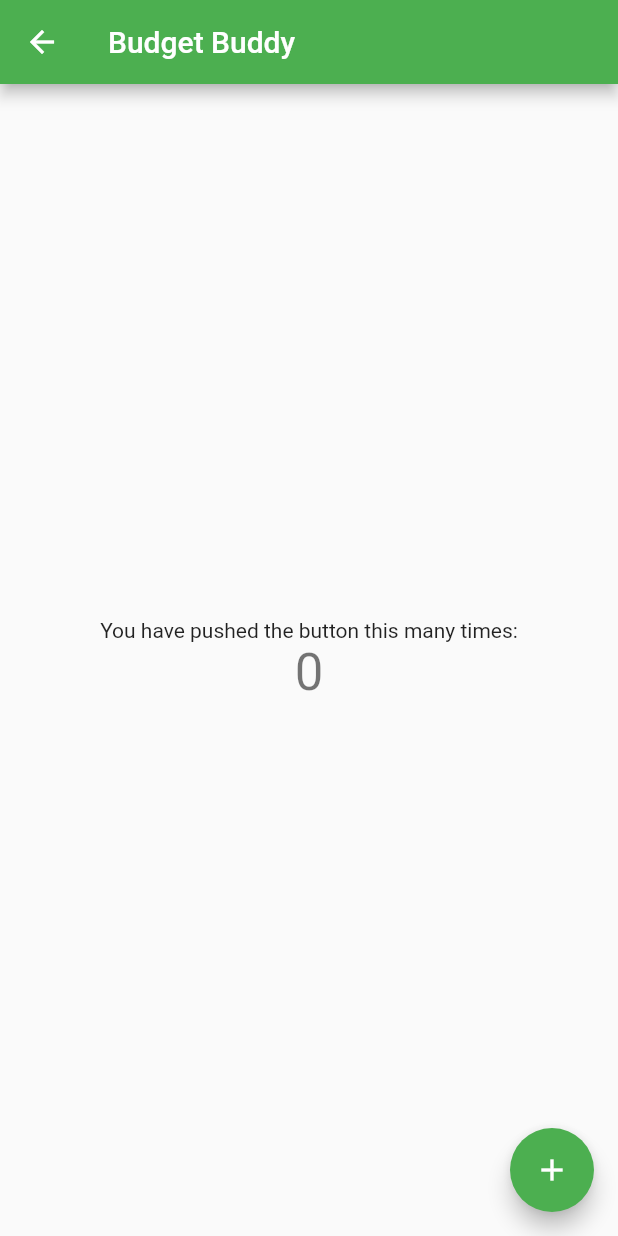
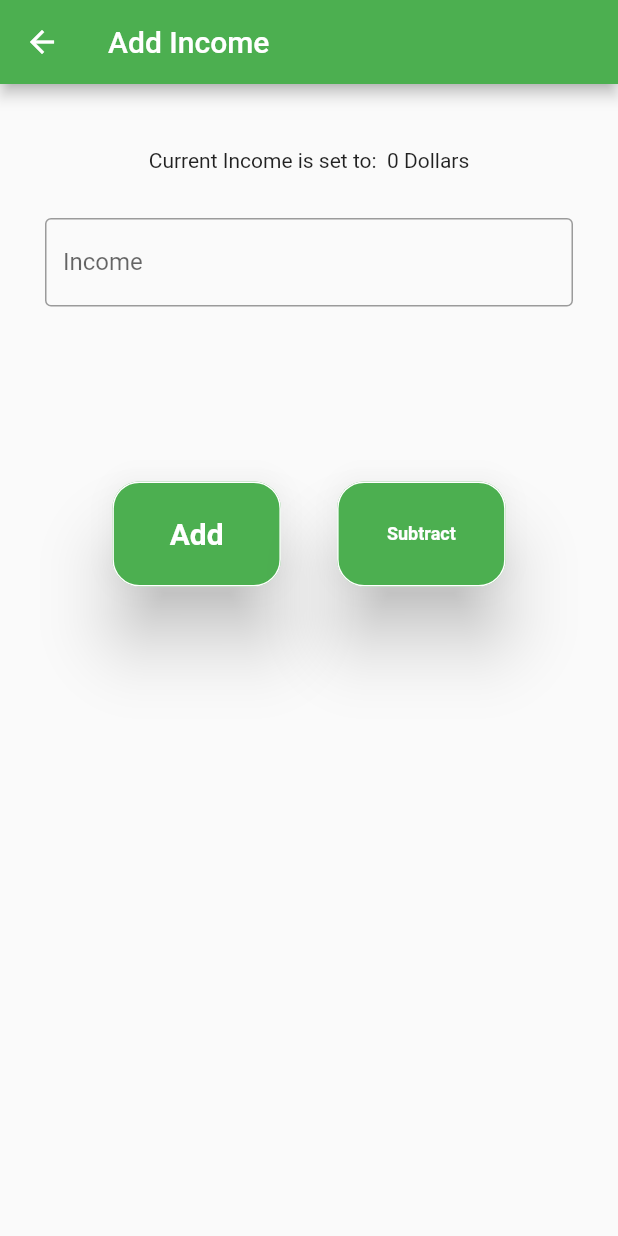
Before and after one commit to ekam-g/Resses_Hacks, a Flutter app: the screen it shows after launch, item 3 of the bottom bar chosen, after a tap on "Add Budget For Month", on a phone screen of 412 x 824 dp. Run offline on Flutter 3.47's test engine with Material 2 defaults, Android fonts, the phone set to English and light mode, and no system bars; our stand-ins replace shared_preferences; Roboto replaces fonts that are missing (Poppins).

Commit message:
Add income done

```diff
--- a/lib/screens/addData.dart
+++ b/lib/screens/addData.dart
@@ -48,6 +48,34 @@ class _AddData extends State<AddData> {
               color: Colors.greenAccent,
             ),
             const Spacer(),
+            ExpandedButton(
+              fontSize: 15,
+              text: 'Add Spending',
+              flex: 2,
+              onPressed: () {
+                Navigator.push(
+                  context,
+                  MaterialPageRoute(builder: (context) => const addBudget()),
+                );
+              },
+              width: 200,
+              color: Colors.greenAccent,
+            ),
+            const Spacer(),
+            ExpandedButton(
+              fontSize: 15,
+              text: 'Add Bills',
+              flex: 2,
+              onPressed: () {
+                Navigator.push(
+                  context,
+                  MaterialPageRoute(builder: (context) => const addBudget()),
+                );
+              },
+              width: 200,
+              color: Colors.greenAccent,
+            ),
+            const Spacer(),
           ],
         ),
       ),
--- a/lib/screens/addbudget.dart
+++ b/lib/screens/addbudget.dart
@@ -1,51 +1,115 @@
 import 'package:flutter/material.dart';
+import 'package:shared_preferences/shared_preferences.dart';
+
+import '../widgets/coolButtion.dart';
 
 class addBudget extends StatefulWidget {
-  const addBudget({Key? key,}) : super(key: key);
-
+  const addBudget({
+    Key? key,
+  }) : super(key: key);
 
   @override
   State<addBudget> createState() => _addBudget();
 }
 
 class _addBudget extends State<addBudget> {
-  int _counter = 0;
+  late TextEditingController incomeController;
 
-  void _incrementCounter() {
-    setState(() {
-      _counter++;
-    });
+  int Income = -1;
+
+  getData() async {
+    SharedPreferences prefs = await SharedPreferences.getInstance();
+    Income = prefs.getInt('Income') ?? 0;
+    setState(() {});
+  }
+
+  @override
+  void initState() {
+    super.initState();
+    getData();
+    incomeController = TextEditingController();
+  }
+
+  @override
+  void dispose() {
+    incomeController.dispose();
+    super.dispose();
   }
 
   @override
   Widget build(BuildContext context) {
-
+    if (Income == -1) {
+      return Container(
+          color: Colors.white,
+          child: const SizedBox(
+              height: 100, width: 100, child: CircularProgressIndicator()));
+    } else {
       return Scaffold(
         appBar: AppBar(
-
-        title: const Text("Budget Buddy"),
+          title: const Text("Add Income"),
         ),
         body: Center(
-
           child: Column(
-
             mainAxisAlignment: MainAxisAlignment.center,
             children: <Widget>[
-            const Text(
-              'You have pushed the button this many times:',
+              const Spacer(),
+              Text(
+                'Current Income is set to:  $Income Dollars',
               ),
-            Text(
-              '$_counter',
-              style: Theme.of(context).textTheme.headline4,
+              Padding(
+                  padding: const EdgeInsets.all(30),
+                  child: TextField(
+                    controller: incomeController,
+                    obscureText: false,
+                    decoration: const InputDecoration(
+                      border: OutlineInputBorder(),
+                      labelText: 'Income',
+                    ),
+                  )),
+              const Spacer(
+                flex: 2,
+              ),
+              Row(
+                mainAxisAlignment: MainAxisAlignment.center,
+                children: <Widget>[
+                  const Spacer(
+                    flex: 2,
+                  ),
+                  ExpandedButtonRow(
+                    flex: 3,
+                    text: 'Add',
+                    fontSize: 20,
+                    height: 70,
+                    onPressed: () async {
+                      final prefs = await SharedPreferences.getInstance();
+                      int newData = int.parse(incomeController.text) + Income;
+                      prefs.setInt('Income', newData);
+                      getData();
+                    },
+                  ),
+                  const Spacer(),
+                  ExpandedButtonRow(
+                    flex: 3,
+                    text: 'Subtract',
+                    fontSize: 12,
+                    height: 70,
+                    onPressed: () async {
+                      final prefs = await SharedPreferences.getInstance();
+                      int newData = Income - int.parse(incomeController.text);
+                      prefs.setInt('Income', newData);
+                      getData();
+                    },
+                  ),
+                  const Spacer(
+                    flex: 2,
                   ),
                 ],
               ),
+              const Spacer(flex: 10,)
+            ],
           ),
-      floatingActionButton: FloatingActionButton(
-        onPressed: _incrementCounter,
-        tooltip: 'Increment',
-        child: const Icon(Icons.add),
         ),
       );
     }
   }
+}
--- a/lib/widgets/coolButtion.dart
+++ b/lib/widgets/coolButtion.dart
@@ -22,6 +22,7 @@ class SizedButton extends StatelessWidget {
       child: ElevatedButton(
         onPressed: onPressed,
         style: ElevatedButton.styleFrom(
+          animationDuration: const Duration(seconds: 2),
           elevation: 20,
           primary: Colors.green,
           onPrimary: Colors.green,
@@ -70,6 +71,7 @@ class ExpandedButton extends StatelessWidget {
         child: ElevatedButton(
           onPressed: onPressed,
           style: ElevatedButton.styleFrom(
+            animationDuration: const Duration(seconds: 2),
             elevation: 20,
             primary: color,
             onPrimary: color,
@@ -119,6 +121,7 @@ class ExpandedButtonRow extends StatelessWidget {
         child: ElevatedButton(
           onPressed: onPressed,
           style: ElevatedButton.styleFrom(
+            animationDuration: const Duration(seconds: 2),
             elevation: 20,
             primary: Colors.green,
             onPrimary: Colors.green,
--- a/pubspec.yaml
+++ b/pubspec.yaml
@@ -34,6 +34,7 @@ dependencies:
   # The following adds the Cupertino Icons font to your application.
   # Use with the CupertinoIcons class for iOS style icons.
   cupertino_icons: ^1.0.2
+  shared_preferences: ^2.0.15
 
 dev_dependencies:
   flutter_test:
```
Also changed, not shown: pubspec.lock, 10 other files. Lines whose indentation alone changed are shown as unchanged.
